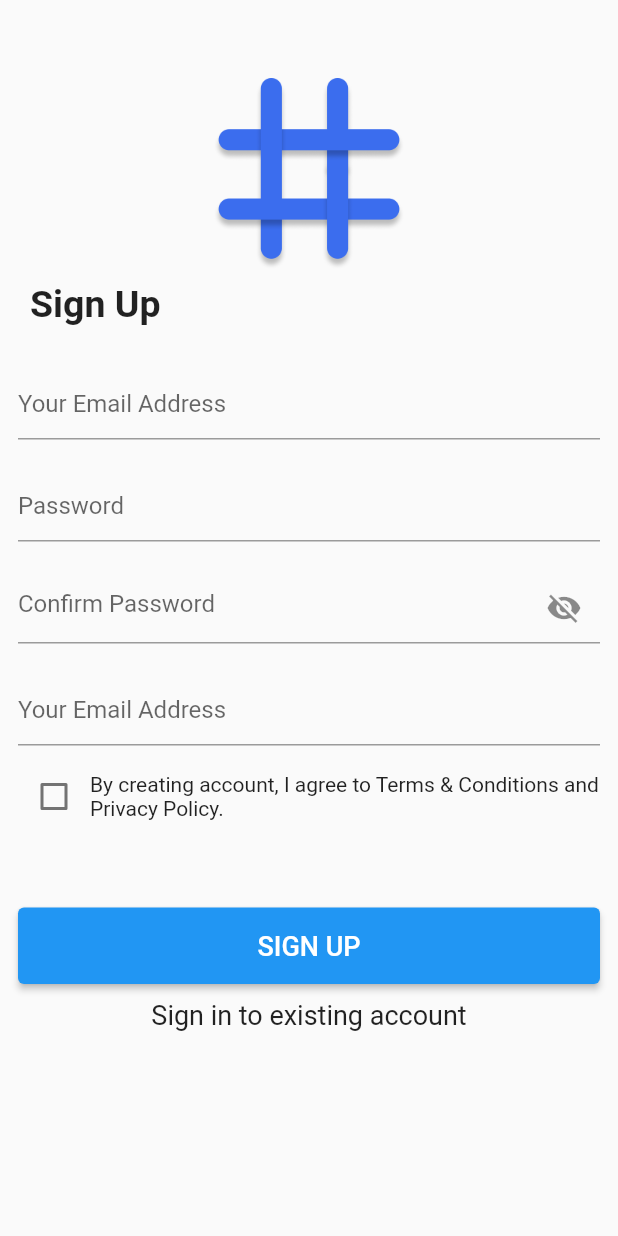
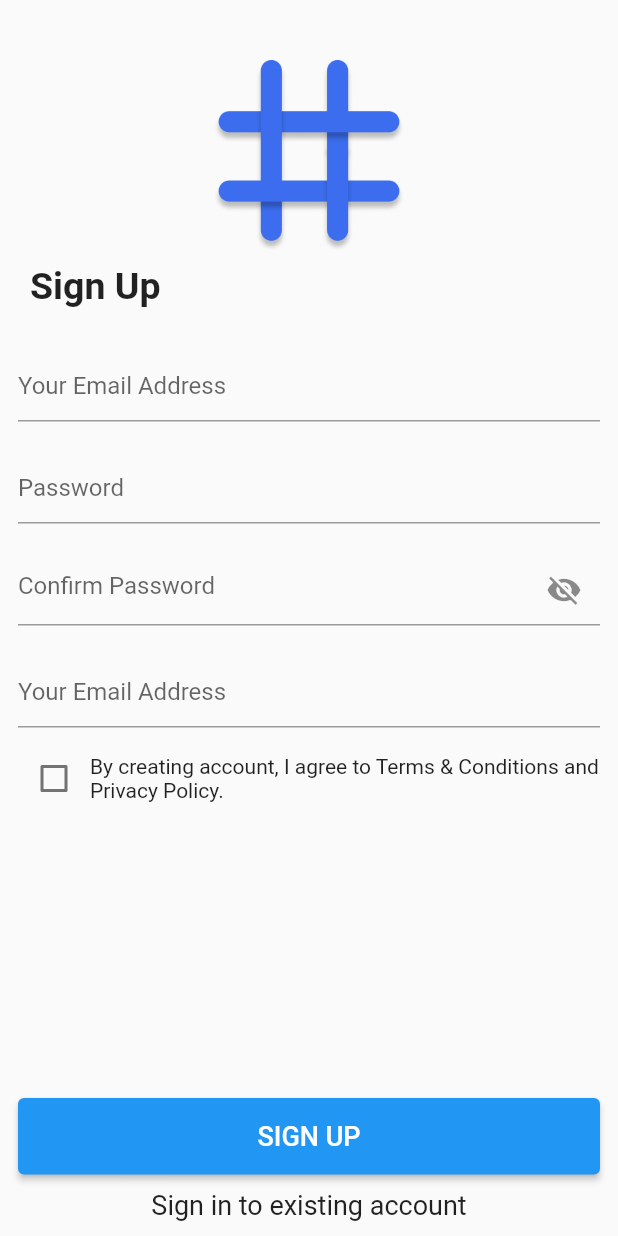
Before and after one commit to dipakp2726/hash, a Flutter app: the Signup screen opened by its route, on a phone screen of 412 x 824 dp. Run offline on Flutter 3.47's test engine with Material 2 defaults, Android fonts, the phone set to English and light mode, and no system bars.

Commit message:
bottom buttons pushed using spacer

```diff
--- a/lib/src/signup.dart
+++ b/lib/src/signup.dart
@@ -15,15 +15,14 @@ class _SignupState extends State<Signup> {
     double width = MediaQuery.of(context).size.width;
     double height = MediaQuery.of(context).size.height;
     return Scaffold(
-      body: Container(
-        padding: EdgeInsets.all(12),
-        height: height,
-        width: width,
-        child: SingleChildScrollView(
+      body: SingleChildScrollView(
+        padding: EdgeInsets.symmetric(horizontal: 12),
+        child: SizedBox(
+          height: height,
           child: Column(
             crossAxisAlignment: CrossAxisAlignment.center,
-            mainAxisAlignment: MainAxisAlignment.start,
-            mainAxisSize: MainAxisSize.min,
+            mainAxisAlignment: MainAxisAlignment.center,
+            mainAxisSize: MainAxisSize.max,
             children: [
               Container(
                 margin: EdgeInsets.only(top: 40),
@@ -52,7 +51,6 @@ class _SignupState extends State<Signup> {
                   hintText: 'Your Email Address',
                 ),
               ),
-
               SizedBox(
                 height: 20.0,
               ),
@@ -62,7 +60,6 @@ class _SignupState extends State<Signup> {
                   hintText: 'Password',
                 ),
               ),
-
               SizedBox(
                 height: 20.0,
               ),
@@ -78,17 +75,14 @@ class _SignupState extends State<Signup> {
                   ),
                 ),
               ),
-
               SizedBox(
                 height: 20.0,
               ),
-
               TextField(
                 decoration: InputDecoration(
                   hintText: 'Your Email Address',
                 ),
               ),
-
               Padding(
                 padding: const EdgeInsets.only(top: 10),
                 child: Row(
@@ -108,9 +102,7 @@ class _SignupState extends State<Signup> {
                   ],
                 ),
               ),
-
-              // TODO replace with Expnaded
-              SizedBox(height: 50.0),
+              Spacer(),
               Container(
                   width: double.infinity,
                   height: 51,
@@ -134,6 +126,7 @@ class _SignupState extends State<Signup> {
                   style: TextStyle(fontSize: 18),
                 ),
               ),
+              SizedBox(height: 10.0),
             ],
           ),
         ),
```
Also changed, not shown: lib/src/login.dart (+8 -11 lines).
